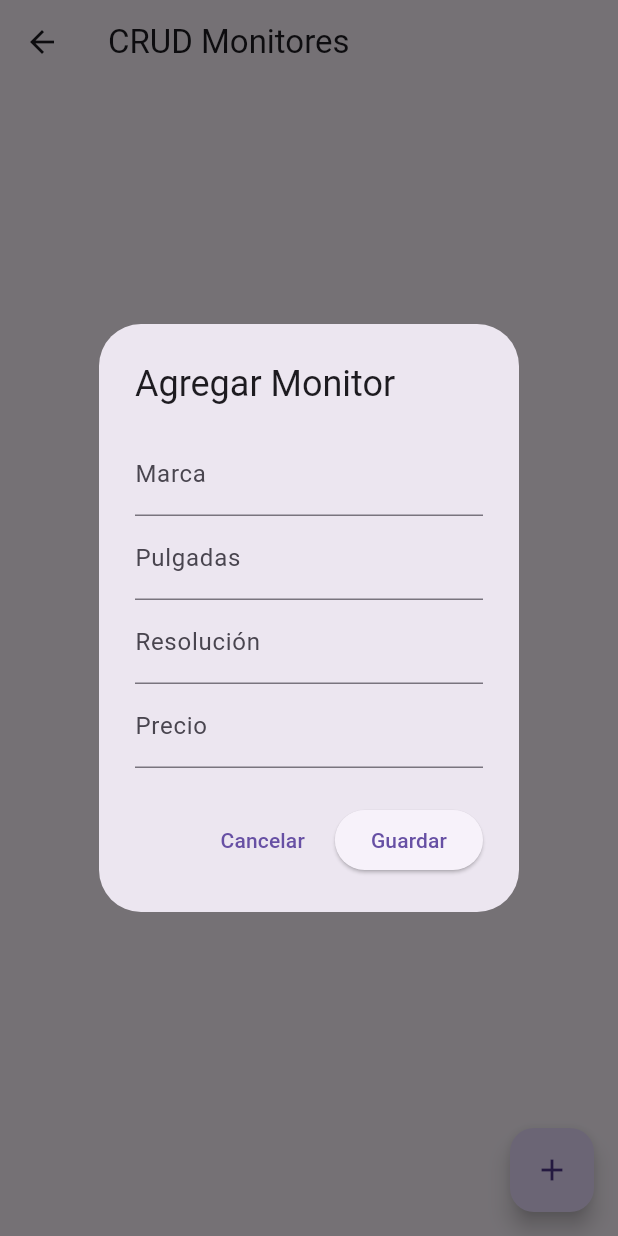
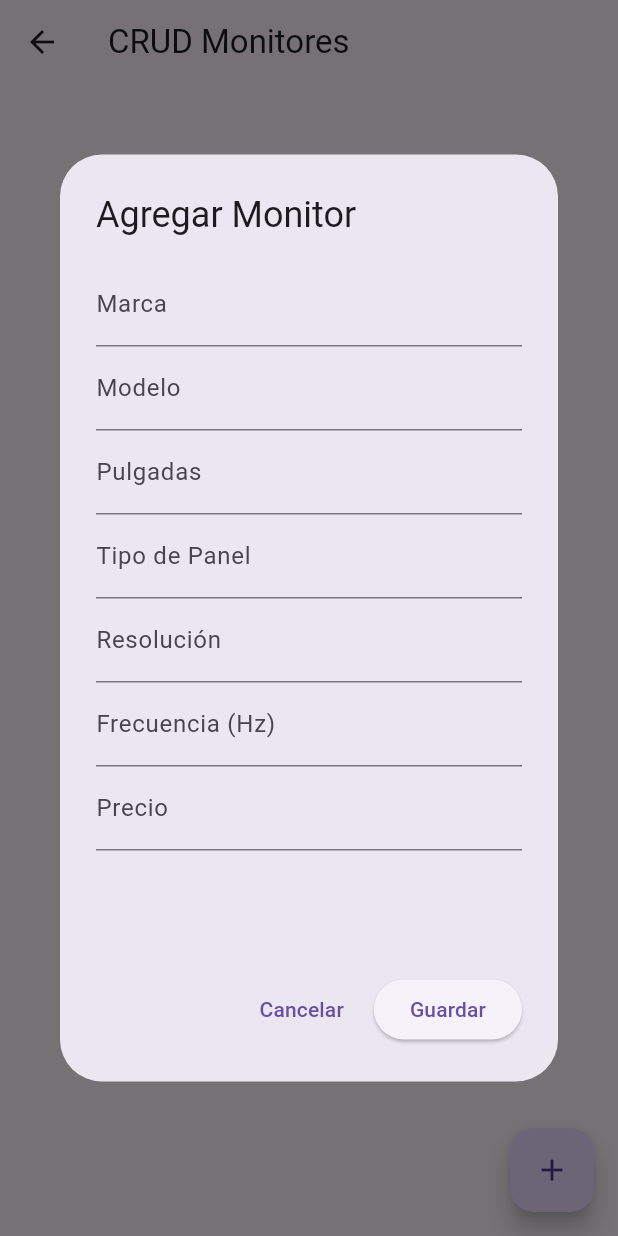
Before and after one commit to mortiza1/appcomputadoresUni4, a Flutter app: the MonitoresPage screen opened directly, after a tap on the "add" icon, on a phone screen of 412 x 824 dp. Run offline on Flutter 3.47's test engine with Material 3 defaults, Android fonts, the phone set to English and light mode, and no system bars; our stand-ins replace cloud_firestore, firebase_auth, firebase_core; accounts and stored records are empty.

Commit message:
Completar CRUD de Monitores e iniciar CRUD de Computadores

```diff
--- a/lib/models/monitor.dart
+++ b/lib/models/monitor.dart
@@ -1,34 +1,53 @@
 class Monitor {
   String? id;
   String marca;
+  String modelo;
   double pulgadas;
+  String tipoPanel;
   String resolucion;
+  int frecuenciaHz;
   double precio;
+  DateTime fechaRegistro;
 
   Monitor({
     this.id,
     required this.marca,
+    required this.modelo,
     required this.pulgadas,
+    required this.tipoPanel,
     required this.resolucion,
+    required this.frecuenciaHz,
     required this.precio,
+    required this.fechaRegistro,
   });
 
   Map<String, dynamic> toMap() {
     return {
       "marca": marca,
+      "modelo": modelo,
       "pulgadas": pulgadas,
+      "tipoPanel": tipoPanel,
       "resolucion": resolucion,
+      "frecuenciaHz": frecuenciaHz,
       "precio": precio,
+      "fechaRegistro": fechaRegistro,
     };
   }
 
-  factory Monitor.fromMap(String id, Map<String, dynamic> map) {
+  factory Monitor.fromMap(
+    String id,
+    Map<String, dynamic> map,
+  ) {
     return Monitor(
       id: id,
-      marca: map["marca"],
-      pulgadas: map["pulgadas"],
-      resolucion: map["resolucion"],
-      precio: map["precio"],
+      marca: map["marca"] ?? "",
+      modelo: map["modelo"] ?? "",
+      pulgadas: (map["pulgadas"] ?? 0).toDouble(),
+      tipoPanel: map["tipoPanel"] ?? "",
+      resolucion: map["resolucion"] ?? "",
+      frecuenciaHz: (map["frecuenciaHz"] ?? 0).toDouble(),
+      precio: (map["precio"] ?? 0).toDouble(),
+      fechaRegistro: (map["fechaRegistro"]?.toDate() ?? DateTime.now()),
     );
   }
 }
--- a/lib/pages/monitores_page.dart
+++ b/lib/pages/monitores_page.dart
@@ -14,6 +14,11 @@ class _MonitoresPageState extends State<MonitoresPage> {
 
   void form({Monitor? m}) {
     final marca = TextEditingController(text: m?.marca ?? '');
+    final modelo = TextEditingController(text: m?.modelo ?? '');
+    final tipoPanel = TextEditingController(text: m?.tipoPanel ?? '');
+    final frecuenciaHz = TextEditingController(
+      text: m?.frecuenciaHz.toString() ?? '',
+    );
     final pulgadas = TextEditingController(text: m?.pulgadas.toString() ?? '');
     final resolucion = TextEditingController(text: m?.resolucion ?? '');
     final precio = TextEditingController(text: m?.precio.toString() ?? '');
@@ -21,15 +26,61 @@ class _MonitoresPageState extends State<MonitoresPage> {
     showDialog(
       context: context,
           builder: (_) => AlertDialog(
-        title: Text(m == null ? "Agregar Monitor" : "Editar Monitor"),
-        content: Column(
+            title: Text(
+              m == null ? "Agregar Monitor" : "Editar Monitor",
+            ),
+            content: SizedBox(
+                width: 400,
+                height: 450,
+              child: SingleChildScrollView(
+                child: Column(
                   mainAxisSize: MainAxisSize.min,
                   children: [
-            TextField(controller: marca, decoration: const InputDecoration(labelText: "Marca")),
-            TextField(controller: pulgadas, decoration: const InputDecoration(labelText: "Pulgadas")),
-            TextField(controller: resolucion, decoration: const InputDecoration(labelText: "Resolución")),
-            TextField(controller: precio, decoration: const InputDecoration(labelText: "Precio")),
+                    TextField(
+                      controller: marca,
+                      decoration: const InputDecoration(
+                        labelText: "Marca",
+                      ),
+                    ),
+                    TextField(
+                      controller: modelo,
+                      decoration: const InputDecoration(
+                        labelText: "Modelo",
+                      ),
+                    ),
+                    TextField(
+                      controller: pulgadas,
+                      decoration: const InputDecoration(
+                        labelText: "Pulgadas",
+                      ),
+                    ),
+                    TextField(
+                      controller: tipoPanel,
+                      decoration: const InputDecoration(
+                        labelText: "Tipo de Panel",
+                      ),
+                    ),
+                    TextField(
+                      controller: resolucion,
+                      decoration: const InputDecoration(
+                        labelText: "Resolución",
+                      ),
+                    ),
+                    TextField(
+                      controller: frecuenciaHz,
+                      decoration: const InputDecoration(
+                        labelText: "Frecuencia (Hz)",
+                      ),
+                    ),
+                    TextField(
+                      controller: precio,
+                      decoration: const InputDecoration(
+                        labelText: "Precio",
+                      ),
+                    ),
                   ],
+                ),
+              ),
             ),
           actions: [
           TextButton(
@@ -41,9 +92,14 @@ class _MonitoresPageState extends State<MonitoresPage> {
              final monitor = Monitor(
               id: m?.id,
               marca: marca.text,
+              modelo: modelo.text,
               pulgadas: double.tryParse(pulgadas.text) ?? 0,
+              tipoPanel: tipoPanel.text,
               resolucion: resolucion.text,
+              frecuenciaHz: int.tryParse(frecuenciaHz.text) ?? 0,
               precio: double.tryParse(precio.text) ?? 0,
+              fechaRegistro:
+              m?.fechaRegistro ?? DateTime.now(),
               );
 
               if (m == null) {
@@ -55,7 +111,7 @@ class _MonitoresPageState extends State<MonitoresPage> {
               Navigator.pop(context);
             },
             child: const Text("Guardar"),
-          )
+          ),
         ],
       ),
     );
```
Also changed, not shown: lib/main.dart (+0 -28 lines), lib/pages/computadores_page.dart (+8 -1 lines), lib/services/computador_service.dart (+17 -5 lines), lib/services/monitor_service.dart (+17 -5 lines). Lines whose indentation alone changed are shown as unchanged.
